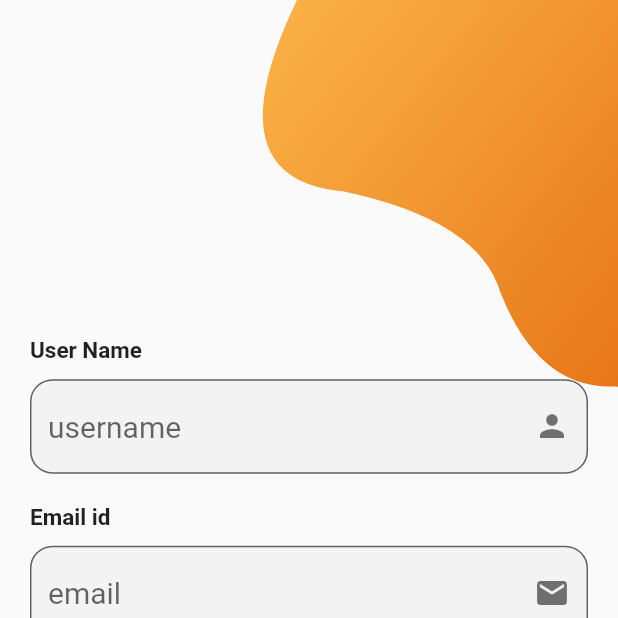
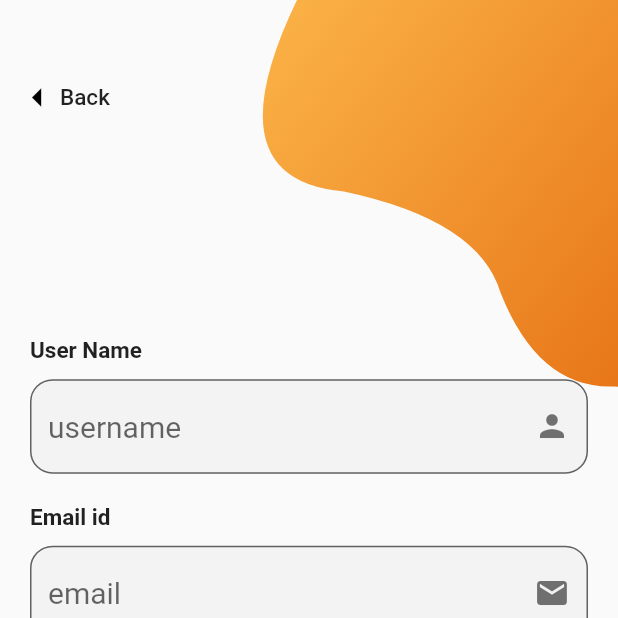
Before and after one commit to asamoah-fred/chat_app, a Flutter app: the SignUpPage screen opened directly, on a phone screen of 412 x 824 dp, the top half of it. Run offline on Flutter 3.47's test engine with Material 2 defaults, Android fonts, the light colour scheme and no system bars.

Commit message:
Arrow Back Icon

```diff
--- a/lib/screens/signup_page.dart
+++ b/lib/screens/signup_page.dart
@@ -311,6 +311,43 @@ class _SignUpPageState extends State<SignUpPage> {
                   ),
                 ),
               ),
+              Positioned(
+                top: 40,
+                left: 0,
+                child: InkWell(
+                  onTap: () {
+                    Navigator.pop(context);
+                  },
+                  child: Container(
+                    padding: EdgeInsets.symmetric(
+                      horizontal: 10,
+                    ),
+                    child: Row(
+                      children: <Widget>[
+                        Container(
+                          padding: EdgeInsets.only(
+                            left: 0,
+                            top: 10,
+                            bottom: 10,
+                          ),
+                          child: Icon(
+                            Icons.arrow_left,
+                            color: Colors.black,
+                            size: 30,
+                          ),
+                        ),
+                        Text(
+                          'Back',
+                          style: TextStyle(
+                            fontSize: 15,
+                            fontWeight: FontWeight.w500,
+                          ),
+                        ),
+                      ],
+                    ),
+                  ),
+                ),
+              ),
             ],
           ),
         ),
```
